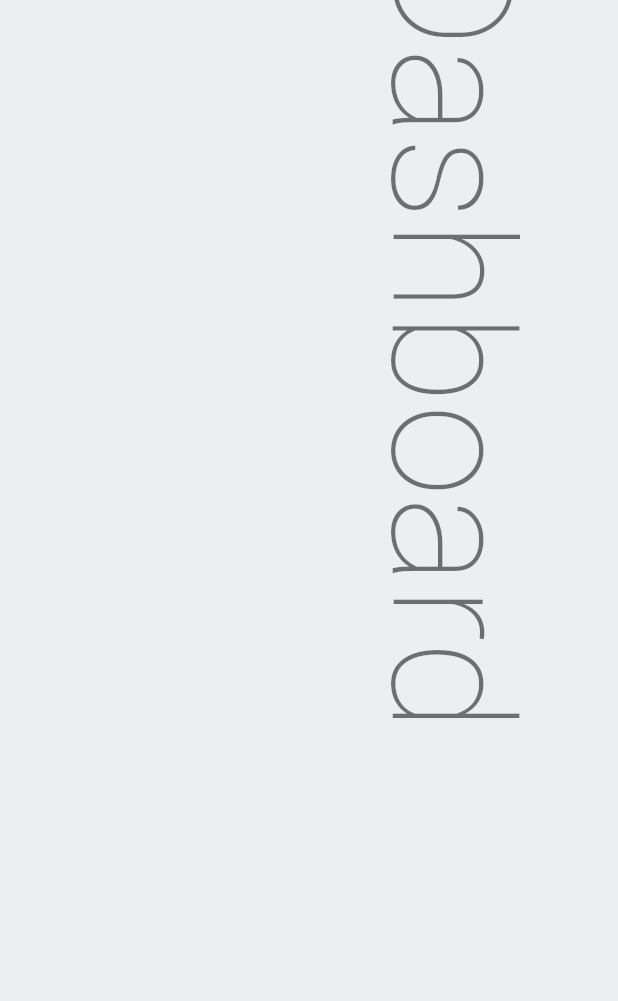
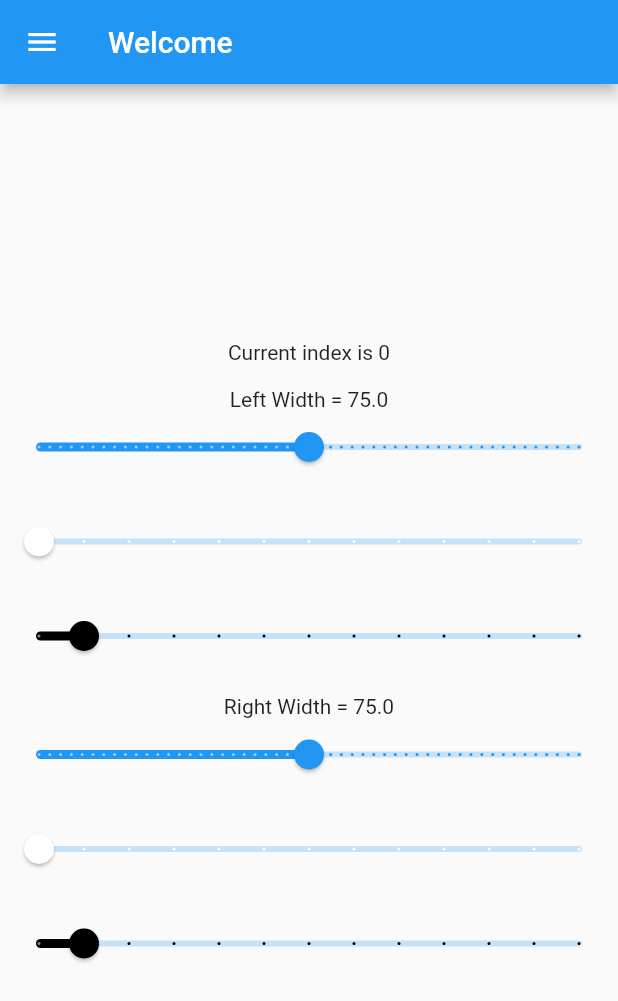
Before and after one commit to ggichuru/HabitTracker, a Flutter app: the HomePage screen opened directly, on a phone screen of 412 x 824 dp. Shown: the top 1001 px of the screen. Run offline on Flutter 3.47's test engine with Material 2 defaults, Android fonts, the phone set to English and light mode, and no system bars; our stand-ins replace firebase_auth, firebase_core, google_sign_in, shared_preferences; missing offline and left inert: collapsible_sidebar, curved_drawer; accounts and stored records are empty.

Commit message:
sidebar 2

```diff
--- a/habit_tracker/lib/screens/homePage.dart
+++ b/habit_tracker/lib/screens/homePage.dart
@@ -2,6 +2,7 @@ import 'package:flutter/material.dart';
 import 'package:habit_tracker/screens/welcome.dart';
 import 'package:habit_tracker/utils/authentication.dart';
 import 'package:habit_tracker/widgets/sidebar.dart';
+import 'package:habit_tracker/widgets/sidemenu.dart';
 
 class HomePage extends StatefulWidget {
   @override
@@ -9,56 +10,10 @@ class HomePage extends StatefulWidget {
 }
 
 class _HomePageState extends State<HomePage> {
-  bool _isProcessing = false;
-
   @override
   Widget build(BuildContext context) {
     return Scaffold(
-      // body: Container(
-      //   padding: EdgeInsets.all(20),
-      //   child: Column(
-      //   crossAxisAlignment: CrossAxisAlignment.center,
-      //   mainAxisAlignment: MainAxisAlignment.center,
-      //   children: [
-      //     Text('WELCOME HOME', style: TextStyle(color: Colors.black, fontSize: 24 ),),
-      //     SizedBox(height: 30,),
-      //     ElevatedButton(
-      //         // onPressed: () {
-      //         //   FirebaseAuth.instance.signOut().then((value) => {
-      //         //         Navigator.pushAndRemoveUntil(
-      //         //             context,
-      //         //             MaterialPageRoute(
-      //         //                 builder: (context) => WelcomeScreen()),
-      //         //             (route) => false)
-      //         //       });
-      //         // },
-      //         onPressed: _isProcessing
-      //             ? null
-      //             : () async {
-      //                 setState(() {
-      //                   _isProcessing = true;
-      //                 });
-      //                 await signOut().then((result) {
-      //                   print(result);
-      //                   Navigator.of(context).pushReplacement(
-      //                     MaterialPageRoute(
-      //                       fullscreenDialog: true,
-      //                       builder: (context) => WelcomeScreen(),
-      //                     ),
-      //                   );
-      //                 }).catchError((error) {
-      //                   print('Sign Out Error: $error');
-      //                 });
-      //                 setState(() {
-      //                   _isProcessing = false;
-      //                 });
-      //               },
-      //         child: Text('Signout')),
-      //   ],
-      // ),
-      // ),
-
-      body: SideBar(),
+      body: sideMenu(),
     );
   }
 }
--- /dev/null
+++ b/habit_tracker/lib/screens/pages.dart
@@ -0,0 +1,34 @@
+import 'package:flutter/material.dart';
+
+class Page1 extends StatelessWidget {
+  @override
+  Widget build(BuildContext context) {
+    return Scaffold(
+      body: Center(
+        child: Text('Welcome to page 1'),
+      ),
+    );
+  }
+}
+
+class Page2 extends StatelessWidget {
+  @override
+  Widget build(BuildContext context) {
+    return Scaffold(
+      body: Center(
+        child: Text('Welcome to page 2'),
+      ),
+    );
+  }
+}
+
+class Page3 extends StatelessWidget {
+  @override
+  Widget build(BuildContext context) {
+    return Scaffold(
+      body: Center(
+        child: Text('Welcome to page 3'),
+      ),
+    );
+  }
+}
--- a/habit_tracker/lib/widgets/sidebar.dart
+++ b/habit_tracker/lib/widgets/sidebar.dart
@@ -1,6 +1,8 @@
 import 'package:flutter/material.dart';
 import 'package:collapsible_sidebar/collapsible_sidebar.dart';
 import 'dart:math' as math show pi;
+
+import 'package:habit_tracker/screens/pages.dart';
 
 class SideBar extends StatefulWidget {
   @override
@@ -23,7 +25,7 @@ class _SideBarState extends State<SideBar> {
       CollapsibleItem(
         text: 'Dashboard',
         icon: Icons.assessment,
-        onPressed: () => setState(() => _headline = 'DashBoard'),
+        onPressed: () => setState(() => _headline = 'Homepage'),
         isSelected: true,
       ),
       CollapsibleItem(
@@ -86,14 +88,16 @@ class _SideBarState extends State<SideBar> {
     return SafeArea(
       child: CollapsibleSidebar(
         items: _items,
-        title: 'John Doe',
+        title: 'David Goliath',
         body: _body(size, context),
         backgroundColor: Colors.black,
         selectedTextColor: Colors.limeAccent,
-         textStyle: TextStyle(fontSize: 15, fontStyle: FontStyle.italic),
+        textStyle: TextStyle(
+          fontSize: 19,
+        ),
         titleStyle: TextStyle(
             fontSize: 20,
-            fontStyle: FontStyle.italic,
+            // fontStyle: FontStyle.italic,
             fontWeight: FontWeight.bold),
         toggleTitleStyle: TextStyle(fontSize: 20, fontWeight: FontWeight.bold),
       ),
@@ -104,19 +108,13 @@ class _SideBarState extends State<SideBar> {
     return Container(
       height: double.infinity,
       width: double.infinity,
-      color: Colors.blueGrey[50],
+      color: Colors.white,
       child: Center(
-        child: Transform.rotate(
-          angle: math.pi / 2,
-          child: Transform.translate(
-            offset: Offset(-size.height * 0.3, -size.width * 0.23),
-            child: Text(
-              _headline,
-              style: Theme.of(context).textTheme.headline1,
-              overflow: TextOverflow.visible,
-              softWrap: false,
-            ),
-          ),
+        child: Text(
+          _headline,
+          style: Theme.of(context).textTheme.headline1,
+          overflow: TextOverflow.visible,
+          softWrap: false,
         ),
       ),
     );
--- /dev/null
+++ b/habit_tracker/lib/widgets/sidemenu.dart
@@ -0,0 +1,178 @@
+import 'package:flutter/material.dart';
+import 'package:flutter/services.dart';
+import 'package:curved_drawer/curved_drawer.dart';
+
+class sideMenu extends StatefulWidget {
+  final String title;
+
+  const sideMenu({Key key, this.title}) : super(key: key);
+
+  @override
+  _sideMenuState createState() => _sideMenuState();
+}
+
+class _sideMenuState extends State<sideMenu> {
+  int index = 0;
+  double leftWidth = 75.0;
+  int leftTextColor = 1;
+  int leftBackgroundColor = 0;
+  double rightWidth = 75.0;
+  int rightTextColor = 1;
+  int rightBackgroundColor = 0;
+
+  final List<Color> colorPallete = <Color>[
+    Colors.white,
+    Colors.black,
+    Colors.blue,
+    Colors.blueAccent,
+    Colors.red,
+    Colors.redAccent,
+    Colors.teal,
+    Colors.orange,
+    Colors.pink,
+    Colors.purple,
+    Colors.lime,
+    Colors.green
+  ];
+
+  final List<DrawerItem> _drawerItems = <DrawerItem>[
+    DrawerItem(icon: Icon(Icons.people), label: "People"),
+    DrawerItem(icon: Icon(Icons.trending_up), label: "Trending"),
+    DrawerItem(icon: Icon(Icons.tv)),
+    DrawerItem(icon: Icon(Icons.work), label: "Work"),
+    DrawerItem(icon: Icon(Icons.web)),
+    DrawerItem(icon: Icon(Icons.videogame_asset)),
+    DrawerItem(icon: Icon(Icons.book), label: "Book"),
+    DrawerItem(icon: Icon(Icons.call), label: "Telephone"),
+    DrawerItem(icon: Icon(Icons.ac_unit_outlined), label: "all")
+  ];
+
+  @override
+  Widget build(BuildContext context) {
+    return Scaffold(
+      appBar: AppBar(
+        title: Text('Welcome'),
+      ),
+      drawer: CurvedDrawer(
+        index: index,
+        width: leftWidth,
+        color: colorPallete[leftBackgroundColor],
+        buttonBackgroundColor: colorPallete[leftBackgroundColor],
+        labelColor: colorPallete[leftTextColor],
+        isEndDrawer: true,
+        items: _drawerItems,
+        onTap: (newIndex) {
+          setState(() {
+            index = newIndex;
+          });
+        },
+      ),
+      // endDrawer: CurvedDrawer(
+      //   index: index,
+      //   width: rightWidth,
+      //   color: colorPallete[rightBackgroundColor],
+      //   buttonBackgroundColor: colorPallete[rightBackgroundColor],
+      //   labelColor: colorPallete[rightTextColor],
+      //   isEndDrawer: true,
+      //   items: _drawerItems,
+      //   onTap: (newIndex){
+      //     setState(() {
+      //       index = newIndex;
+      //     });
+      //   },
+      // ),
+      body: Center(
+        child: Column(
+          mainAxisAlignment: MainAxisAlignment.center,
+          children: <Widget>[
+            Text(
+              'Current index is $index',
+            ),
+            SizedBox(height: 15,),
+            Text("Left Width = $leftWidth"),
+            Slider(
+              label: "Left Drawer Width",
+              activeColor: Colors.blue,
+              min: 50.0,
+              max: 100.0,
+              divisions: 50,
+              value: leftWidth,
+              onChanged: (value) => setState(()=> leftWidth = value),
+            ),
+            SizedBox(height: 15,),
+            SliderTheme(
+              child: Slider(
+                label: "Left Drawer Background Color",
+                activeColor: colorPallete[leftBackgroundColor],
+                min: 0,
+                max: colorPallete.length.toDouble()-1.0,
+                divisions: colorPallete.length,
+                value: leftBackgroundColor.toDouble(),
+                onChanged: (value) => setState((){ leftBackgroundColor = value.toInt();}),
+              ),
+              data: SliderThemeData(
+                valueIndicatorTextStyle:  TextStyle(color: Colors.grey)
+              )
+            ),
+            SizedBox(height: 15,),
+            SliderTheme(
+              child: Slider(
+                label: "Left Drawer Label Color",
+                activeColor: colorPallete[leftTextColor],
+                min: 0,
+                max: colorPallete.length.toDouble()-1.0,
+                divisions: colorPallete.length,
+                value: leftTextColor.toDouble(),
+                onChanged: (value) => setState((){ leftTextColor = value.toInt();}),
+              ),
+              data: SliderThemeData(
+                valueIndicatorTextStyle: TextStyle(color: Colors.grey)
+              )
+            ),
+            SizedBox(height: 15,),
+            Text("Right Width = $rightWidth"),
+            Slider(
+              label: "Right Drawer Width",
+              activeColor: Colors.blue,
+              min: 50.0,
+              max: 100.0,
+              divisions: 50,
+              value: rightWidth,
+              onChanged: (value) => setState(()=> rightWidth = value),
+            ),
+            SizedBox(height: 15,),
+            SliderTheme(
+              child: Slider(
+                label: "Right Drawer Background Color",
+                activeColor: colorPallete[rightBackgroundColor],
+                min: 0,
+                max: colorPallete.length.toDouble()-1.0,
+                divisions: colorPallete.length,
+                value: rightBackgroundColor.toDouble(),
+                onChanged: (value) => setState((){ rightBackgroundColor = value.toInt();}),
+              ),
+              data: SliderThemeData(
+                valueIndicatorTextStyle: TextStyle(color: Colors.grey)
+              )
+            ),
+            SizedBox(height: 15,),
+            SliderTheme(
+              child: Slider(
+                label: "Right Drawer Label Color",
+                activeColor: colorPallete[rightTextColor],
+                min: 0,
+                max: colorPallete.length.toDouble()-1.0,
+                divisions: colorPallete.length,
+                value: rightTextColor.toDouble(),
+                onChanged: (value) => setState((){ rightTextColor = value.toInt();}),
+              ),
+              data: SliderThemeData(
+                valueIndicatorTextStyle: TextStyle(color: Colors.grey)
+              )
+            ),
+          ],
+        ),
+      ),
+    );
+  }
+}
--- a/habit_tracker/pubspec.yaml
+++ b/habit_tracker/pubspec.yaml
@@ -37,6 +37,8 @@ dependencies:
   google_sign_in: ^5.0.0
 
   collapsible_sidebar: ^1.0.7+2
+
+  curved_drawer: ^0.1.2
 
 dev_dependencies:
   flutter_test:
```
Also changed, not shown: habit_tracker/pubspec.lock.
